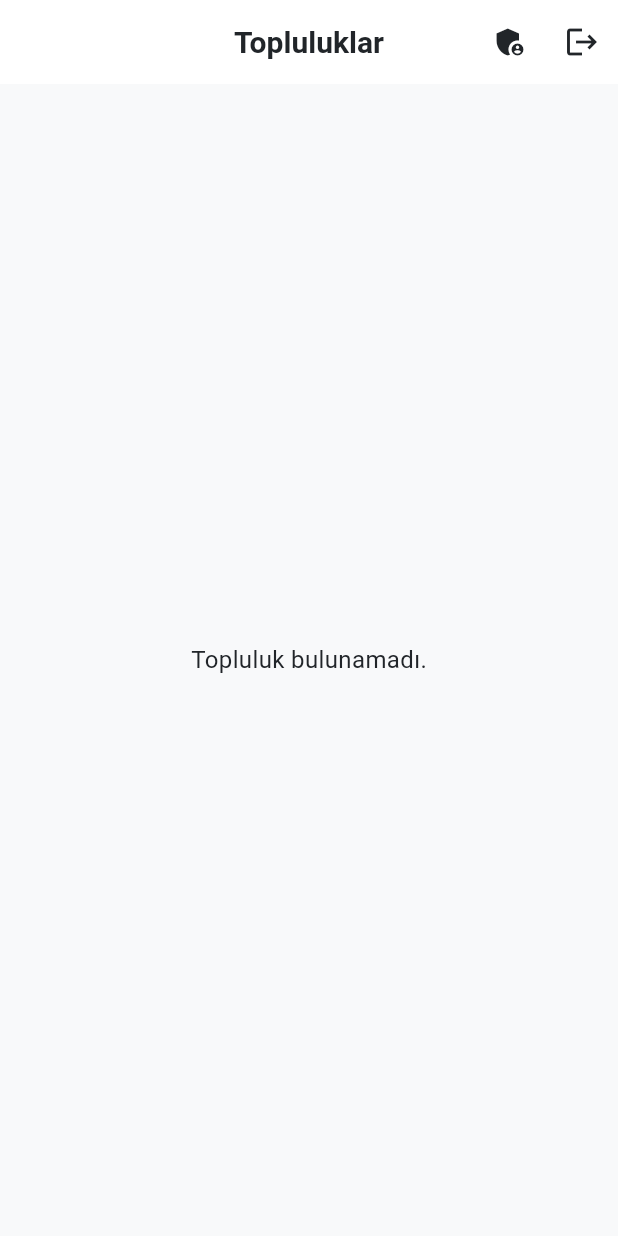
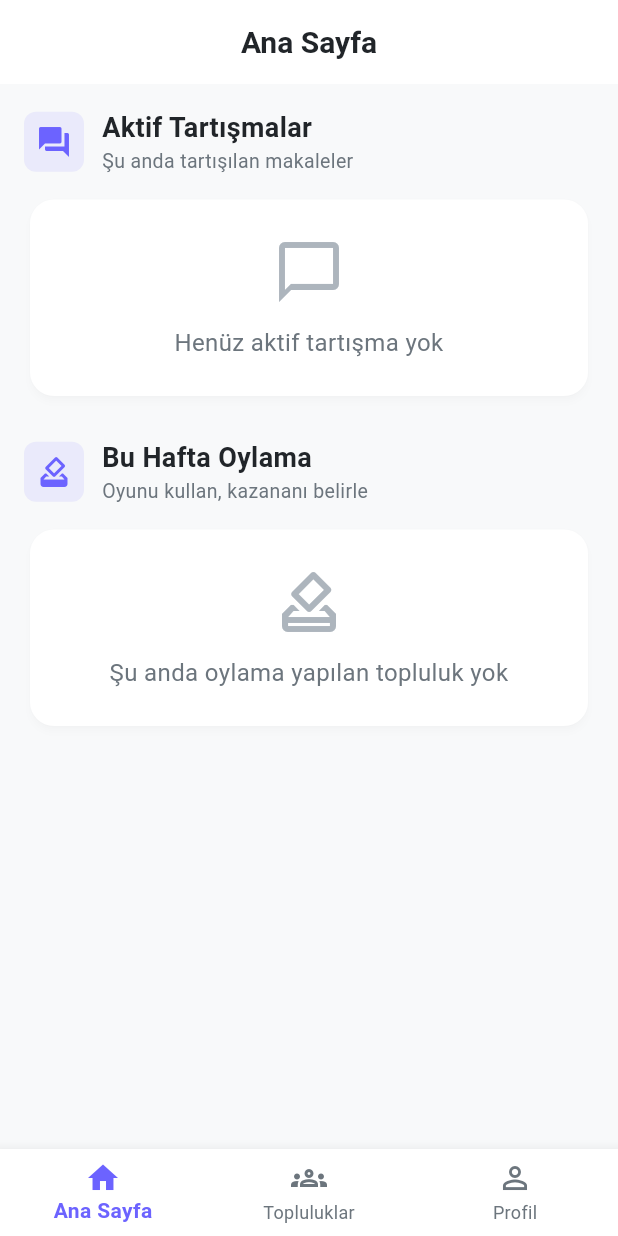
Before and after one commit to MustafaCanErsoy/Bilimagi_Social_Media_Project, a Flutter app: the screen it shows once a user with an empty profile is signed in, on a phone screen of 412 x 824 dp. Run offline on Flutter 3.47's test engine with Material 3 defaults, Android fonts, the phone set to English and light mode, and no system bars; our stand-ins replace cloud_firestore, firebase_auth, firebase_core; accounts and stored records are empty; generated files the repository leaves out were written again; network calls fail.

Commit message:
feat: Implement bottom navigation + home feed
- Create MainNavigationScreen with BottomNavigationBar (3 tabs)
- Create HomeFeedScreen with 2 sections:
  * Active Discussions (discussion phase articles)
  * Voting This Week (voting phase weeks)
- Add WeekService.getActiveDiscussions() stream
- Add WeekService.getVotingWeeks() stream
- Update navigation flow: login → MainNavigationScreen
- Refactor CommunitySelectScreen as tab (remove logout button)
- Modern mobile UX with tab icons and labels

Tabs:
- 🏠 Ana Sayfa (Home Feed)
- 👥 Topluluklar (Communities)
- 👤 Profil (User Profile)

Files added:
- lib/screens/main_navigation_screen.dart
- lib/screens/home_feed_screen.dart

Files modified:
- lib/main.dart (navigation entry point)
- lib/services/week_service.dart (feed queries)
- lib/screens/community_select_screen.dart (remove logout)

Closes #11

```diff
--- a/bilimagi_app/lib/main.dart
+++ b/bilimagi_app/lib/main.dart
@@ -3,7 +3,7 @@ import 'package:firebase_core/firebase_core.dart';
 import 'package:firebase_auth/firebase_auth.dart';
 import 'firebase_options.dart';
 import 'screens/login_screen.dart';
-import 'screens/community_select_screen.dart';
+import 'screens/main_navigation_screen.dart';
 import 'core/theme.dart';
 
 void main() async {
@@ -42,7 +42,7 @@ class AuthWrapper extends StatelessWidget {
         }
 
         if (snapshot.hasData) {
-          return CommunitySelectScreen();
+          return const MainNavigationScreen();
         }
 
         return const LoginScreen();
--- a/bilimagi_app/lib/screens/community_select_screen.dart
+++ b/bilimagi_app/lib/screens/community_select_screen.dart
@@ -25,10 +25,6 @@ class CommunitySelectScreen extends StatelessWidget {
                 MaterialPageRoute(builder: (context) => const AdminScreen()),
               );
             },
-          ),
-          IconButton(
-            icon: const Icon(Icons.logout),
-            onPressed: () => FirebaseAuth.instance.signOut(),
           ),
         ],
       ),
--- /dev/null
+++ b/bilimagi_app/lib/screens/home_feed_screen.dart
@@ -0,0 +1,397 @@
+import 'package:flutter/material.dart';
+import '../models/week.dart';
+import '../models/article.dart';
+import '../models/community.dart';
+import '../services/week_service.dart';
+import '../core/theme.dart';
+import 'discussion_screen.dart';
+import 'week_screen.dart';
+
+class HomeFeedScreen extends StatelessWidget {
+  const HomeFeedScreen({super.key});
+
+  @override
+  Widget build(BuildContext context) {
+    return Scaffold(
+      appBar: AppBar(
+        title: const Text('Ana Sayfa'),
+      ),
+      body: ListView(
+        padding: const EdgeInsets.all(16),
+        children: [
+          // Active Discussions Section
+          _buildSectionHeader(
+            icon: Icons.forum,
+            title: 'Aktif Tartışmalar',
+            subtitle: 'Şu anda tartışılan makaleler',
+          ),
+          const SizedBox(height: 12),
+          _ActiveDiscussionsSection(),
+          const SizedBox(height: 24),
+
+          // Voting This Week Section
+          _buildSectionHeader(
+            icon: Icons.how_to_vote,
+            title: 'Bu Hafta Oylama',
+            subtitle: 'Oyunu kullan, kazananı belirle',
+          ),
+          const SizedBox(height: 12),
+          _VotingWeeksSection(),
+        ],
+      ),
+    );
+  }
+
+  Widget _buildSectionHeader({
+    required IconData icon,
+    required String title,
+    required String subtitle,
+  }) {
+    return Row(
+      children: [
+        Container(
+          padding: const EdgeInsets.all(8),
+          decoration: BoxDecoration(
+            color: AppTheme.primaryColor.withOpacity(0.1),
+            borderRadius: BorderRadius.circular(8),
+          ),
+          child: Icon(icon, color: AppTheme.primaryColor, size: 24),
+        ),
+        const SizedBox(width: 12),
+        Expanded(
+          child: Column(
+            crossAxisAlignment: CrossAxisAlignment.start,
+            children: [
+              Text(
+                title,
+                style: const TextStyle(
+                  fontSize: 18,
+                  fontWeight: FontWeight.bold,
+                ),
+              ),
+              Text(
+                subtitle,
+                style: TextStyle(
+                  fontSize: 13,
+                  color: AppTheme.textSecondary,
+                ),
+              ),
+            ],
+          ),
+        ),
+      ],
+    );
+  }
+}
+
+class _ActiveDiscussionsSection extends StatelessWidget {
+  @override
+  Widget build(BuildContext context) {
+    final weekService = WeekService();
+
+    return StreamBuilder<List<Map<String, dynamic>>>(
+      stream: weekService.getActiveDiscussions(),
+      builder: (context, snapshot) {
+        if (snapshot.connectionState == ConnectionState.waiting) {
+          return const Center(
+            child: Padding(
+              padding: EdgeInsets.all(24),
+              child: CircularProgressIndicator(),
+            ),
+          );
+        }
+
+        if (snapshot.hasError) {
+          return Center(child: Text('Hata: ${snapshot.error}'));
+        }
+
+        final discussions = snapshot.data ?? [];
+
+        if (discussions.isEmpty) {
+          return _buildEmptyState(
+            icon: Icons.chat_bubble_outline,
+            message: 'Henüz aktif tartışma yok',
+          );
+        }
+
+        return Column(
+          children: discussions.map((data) {
+            final week = data['week'] as Week;
+            final article = data['article'] as Article;
+            final community = data['community'] as Community;
+
+            return _DiscussionCard(
+              week: week,
+              article: article,
+              community: community,
+            );
+          }).toList(),
+        );
+      },
+    );
+  }
+
+  Widget _buildEmptyState({required IconData icon, required String message}) {
+    return Card(
+      child: Padding(
+        padding: const EdgeInsets.all(24),
+        child: Column(
+          children: [
+            Icon(icon, size: 48, color: AppTheme.textTertiary),
+            const SizedBox(height: 12),
+            Text(
+              message,
+              style: TextStyle(color: AppTheme.textSecondary),
+              textAlign: TextAlign.center,
+            ),
+          ],
+        ),
+      ),
+    );
+  }
+}
+
+class _VotingWeeksSection extends StatelessWidget {
+  @override
+  Widget build(BuildContext context) {
+    final weekService = WeekService();
+
+    return StreamBuilder<List<Map<String, dynamic>>>(
+      stream: weekService.getVotingWeeks(),
+      builder: (context, snapshot) {
+        if (snapshot.connectionState == ConnectionState.waiting) {
+          return const Center(
+            child: Padding(
+              padding: EdgeInsets.all(24),
+              child: CircularProgressIndicator(),
+            ),
+          );
+        }
+
+        if (snapshot.hasError) {
+          return Center(child: Text('Hata: ${snapshot.error}'));
+        }
+
+        final votingWeeks = snapshot.data ?? [];
+
+        if (votingWeeks.isEmpty) {
+          return _buildEmptyState(
+            icon: Icons.how_to_vote_outlined,
+            message: 'Şu anda oylama yapılan topluluk yok',
+          );
+        }
+
+        return Column(
+          children: votingWeeks.map((data) {
+            final community = data['community'] as Community;
+            return _VotingWeekCard(community: community);
+          }).toList(),
+        );
+      },
+    );
+  }
+
+  Widget _buildEmptyState({required IconData icon, required String message}) {
+    return Card(
+      child: Padding(
+        padding: const EdgeInsets.all(24),
+        child: Column(
+          children: [
+            Icon(icon, size: 48, color: AppTheme.textTertiary),
+            const SizedBox(height: 12),
+            Text(
+              message,
+              style: TextStyle(color: AppTheme.textSecondary),
+              textAlign: TextAlign.center,
+            ),
+          ],
+        ),
+      ),
+    );
+  }
+}
+
+class _DiscussionCard extends StatelessWidget {
+  final Week week;
+  final Article article;
+  final Community community;
+
+  const _DiscussionCard({
+    required this.week,
+    required this.article,
+    required this.community,
+  });
+
+  @override
+  Widget build(BuildContext context) {
+    return Card(
+      margin: const EdgeInsets.only(bottom: 12),
+      child: InkWell(
+        onTap: () {
+          Navigator.push(
+            context,
+            MaterialPageRoute(
+              builder: (context) => DiscussionScreen(
+                week: week,
+                article: article,
+              ),
+            ),
+          );
+        },
+        borderRadius: BorderRadius.circular(16),
+        child: Padding(
+          padding: const EdgeInsets.all(16),
+          child: Column(
+            crossAxisAlignment: CrossAxisAlignment.start,
+            children: [
+              // Community badge
+              Row(
+                children: [
+                  Container(
+                    padding: const EdgeInsets.symmetric(
+                      horizontal: 8,
+                      vertical: 4,
+                    ),
+                    decoration: BoxDecoration(
+                      color: AppTheme.secondaryColor.withOpacity(0.1),
+                      borderRadius: BorderRadius.circular(12),
+                    ),
+                    child: Text(
+                      community.name,
+                      style: TextStyle(
+                        fontSize: 12,
+                        fontWeight: FontWeight.w600,
+                        color: AppTheme.secondaryColor,
+                      ),
+                    ),
+                  ),
+                  const Spacer(),
+                  Icon(
+                    Icons.chat_bubble,
+                    size: 16,
+                    color: AppTheme.textTertiary,
+                  ),
+                ],
+              ),
+              const SizedBox(height: 12),
+              // Article title
+              Text(
+                article.title,
+                style: const TextStyle(
+                  fontSize: 16,
+                  fontWeight: FontWeight.bold,
+                ),
+                maxLines: 2,
+                overflow: TextOverflow.ellipsis,
+              ),
+              const SizedBox(height: 8),
+              // Article summary
+              Text(
+                article.summary,
+                style: TextStyle(
+                  fontSize: 14,
+                  color: AppTheme.textSecondary,
+                ),
+                maxLines: 2,
+                overflow: TextOverflow.ellipsis,
+              ),
+              const SizedBox(height: 8),
+              // Stats
+              Row(
+                children: [
+                  Icon(
+                    Icons.emoji_events,
+                    size: 16,
+                    color: AppTheme.accentColor,
+                  ),
+                  const SizedBox(width: 4),
+                  Text(
+                    '${article.voteCount} oy',
+                    style: TextStyle(
+                      fontSize: 12,
+                      color: AppTheme.textSecondary,
+                    ),
+                  ),
+                ],
+              ),
+            ],
+          ),
+        ),
+      ),
+    );
+  }
+}
+
+class _VotingWeekCard extends StatelessWidget {
+  final Community community;
+
+  const _VotingWeekCard({required this.community});
+
+  @override
+  Widget build(BuildContext context) {
+    return Card(
+      margin: const EdgeInsets.only(bottom: 12),
+      child: InkWell(
+        onTap: () {
+          Navigator.push(
+            context,
+            MaterialPageRoute(
+              builder: (context) => WeekScreen(community: community),
+            ),
+          );
+        },
+        borderRadius: BorderRadius.circular(16),
+        child: Padding(
+          padding: const EdgeInsets.all(16),
+          child: Row(
+            children: [
+              // Icon
+              Container(
+                padding: const EdgeInsets.all(12),
+                decoration: BoxDecoration(
+                  color: AppTheme.primaryColor.withOpacity(0.1),
+                  shape: BoxShape.circle,
+                ),
+                child: Icon(
+                  Icons.how_to_vote,
+                  color: AppTheme.primaryColor,
+                  size: 24,
+                ),
+              ),
+              const SizedBox(width: 16),
+              // Content
+              Expanded(
+                child: Column(
+                  crossAxisAlignment: CrossAxisAlignment.start,
+                  children: [
+                    Text(
+                      community.name,
+                      style: const TextStyle(
+                        fontSize: 16,
+                        fontWeight: FontWeight.bold,
+                      ),
+                    ),
+                    const SizedBox(height: 4),
+                    Text(
+                      'Oylama devam ediyor',
+                      style: TextStyle(
+                        fontSize: 13,
+                        color: AppTheme.textSecondary,
+                      ),
+                    ),
+                  ],
+                ),
+              ),
+              // Arrow
+              Icon(
+                Icons.arrow_forward_ios,
+                size: 16,
+                color: AppTheme.textTertiary,
+              ),
+            ],
+          ),
+        ),
+      ),
+    );
+  }
+}
--- /dev/null
+++ b/bilimagi_app/lib/screens/main_navigation_screen.dart
@@ -0,0 +1,57 @@
+import 'package:flutter/material.dart';
+import '../core/theme.dart';
+import 'home_feed_screen.dart';
+import 'community_select_screen.dart';
+import 'profile_screen.dart';
+
+class MainNavigationScreen extends StatefulWidget {
+  const MainNavigationScreen({super.key});
+
+  @override
+  State<MainNavigationScreen> createState() => _MainNavigationScreenState();
+}
+
+class _MainNavigationScreenState extends State<MainNavigationScreen> {
+  int _currentIndex = 0;
+
+  final List<Widget> _screens = [
+    const HomeFeedScreen(),
+    CommunitySelectScreen(),
+    const ProfileScreen(), // Current user profile (userId = null)
+  ];
+
+  @override
+  Widget build(BuildContext context) {
+    return Scaffold(
+      body: IndexedStack(
+        index: _currentIndex,
+        children: _screens,
+      ),
+      bottomNavigationBar: BottomNavigationBar(
+        currentIndex: _currentIndex,
+        onTap: (index) => setState(() => _currentIndex = index),
+        selectedItemColor: AppTheme.primaryColor,
+        unselectedItemColor: AppTheme.textSecondary,
+        selectedLabelStyle: const TextStyle(fontWeight: FontWeight.w600),
+        type: BottomNavigationBarType.fixed,
+        items: const [
+          BottomNavigationBarItem(
+            icon: Icon(Icons.home_outlined),
+            activeIcon: Icon(Icons.home),
+            label: 'Ana Sayfa',
+          ),
+          BottomNavigationBarItem(
+            icon: Icon(Icons.groups_outlined),
+            activeIcon: Icon(Icons.groups),
+            label: 'Topluluklar',
+          ),
+          BottomNavigationBarItem(
+            icon: Icon(Icons.person_outline),
+            activeIcon: Icon(Icons.person),
+            label: 'Profil',
+          ),
+        ],
+      ),
+    );
+  }
+}
```
Also changed, not shown: bilimagi_app/lib/services/week_service.dart (+66 -0 lines).
